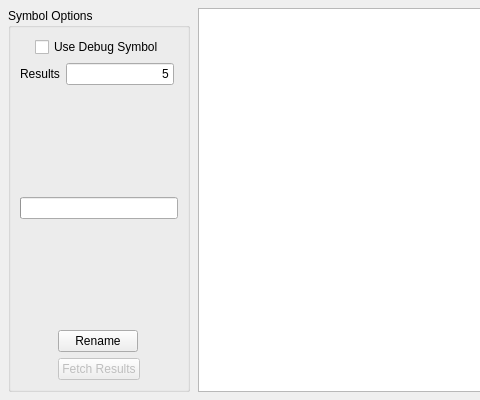
Qt form revengai/ui/function_simularity_panel.ui (RevEngAI/reai-ida) before a commit; both pictures show x 0 to 480 and y 0 to 400 of the 800 by 400 pixel window.
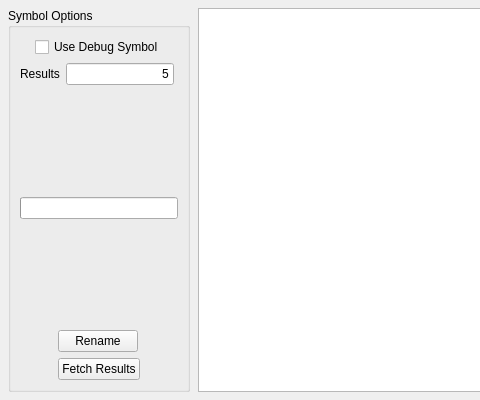
The same form after that commit.

```diff
--- a/revengai/ui/function_simularity_panel.ui
+++ b/revengai/ui/function_simularity_panel.ui
@@ -242,9 +242,6 @@
         </item>
         <item>
          <widget class="QPushButton" name="fetchButton">
-          <property name="enabled">
-           <bool>false</bool>
-          </property>
           <property name="text">
            <string>Fetch Results</string>
           </property>
```
Left out of the diff: 3 changed lines with no effect on the pictures.
